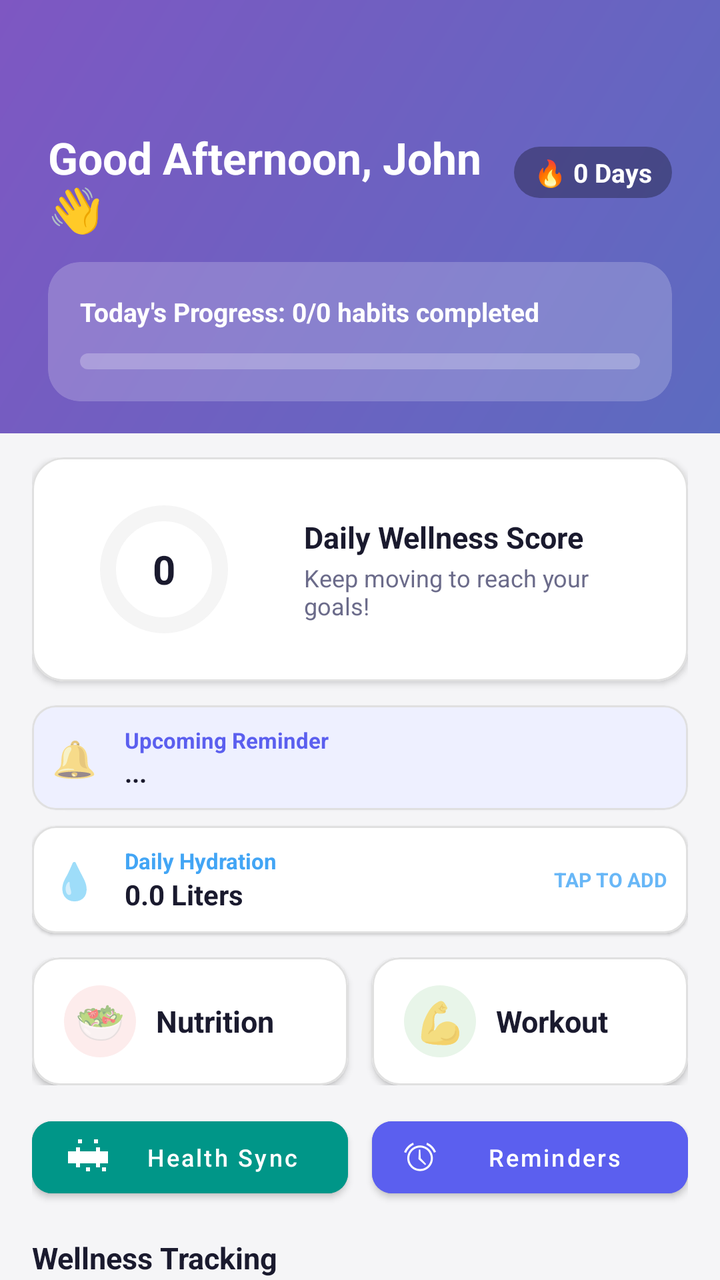
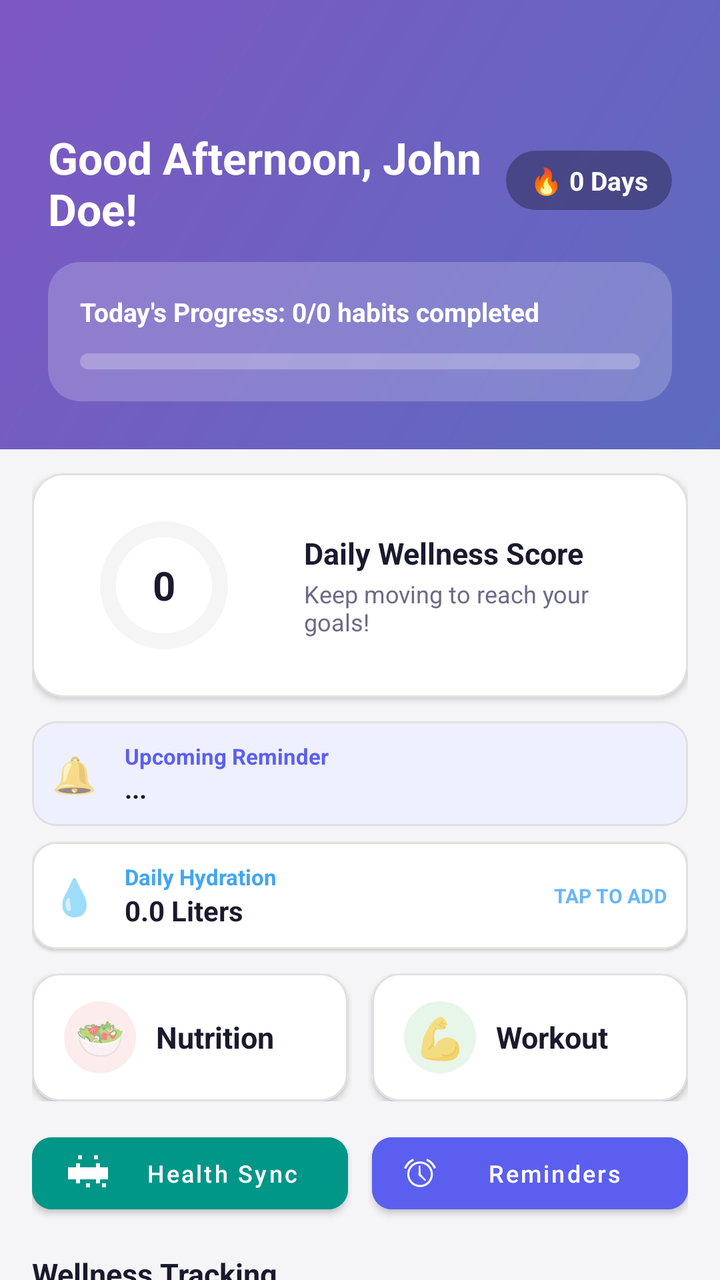

Screens rendered from an Android XML layout before and after an edit, with the pre-edit source and the edit as a unified diff.
<!-- AndroidManifest.xml: application theme Theme.DailyRoutine -->
<!-- res/layout/activity_main.xml -->
<?xml version="1.0" encoding="utf-8"?>
<androidx.coordinatorlayout.widget.CoordinatorLayout xmlns:android="http://schemas.android.com/apk/res/android"
    xmlns:app="http://schemas.android.com/apk/res-auto"
    android:layout_width="match_parent"
    android:layout_height="match_parent"
    android:background="@color/bgPage">

    <com.google.android.material.appbar.AppBarLayout
        android:layout_width="match_parent"
        android:layout_height="wrap_content"
        android:background="@android:color/transparent"
        app:elevation="0dp">

        <LinearLayout
            android:layout_width="match_parent"
            android:layout_height="wrap_content"
            android:orientation="vertical"
            android:paddingHorizontal="24dp"
            android:paddingTop="64dp"
            android:paddingBottom="16dp"
            android:background="@drawable/bg_home_header">

            <LinearLayout
                android:layout_width="match_parent"
                android:layout_height="wrap_content"
                android:orientation="horizontal"
                android:gravity="top">
                <TextView
                    android:id="@+id/tvGreeting"
                    android:layout_width="0dp"
                    android:layout_height="wrap_content"
                    android:layout_weight="1"
                    android:text="Good Afternoon, John 👋"
                    android:textSize="22sp"
                    android:textStyle="bold"
                    android:textColor="@android:color/white"
                    android:maxLines="2"
                    android:layout_marginEnd="12dp"
                    android:clickable="true"
                    android:focusable="true"
                    android:foreground="?attr/selectableItemBackground"/>
                <TextView
                    android:id="@+id/tvStreak"
                    android:layout_width="wrap_content"
                    android:layout_height="wrap_content"
                    android:layout_marginTop="4dp"
                    android:text="🔥 0 Days"
                    android:textColor="@android:color/white"
                    android:textStyle="bold"
                    android:textSize="13sp"
                    android:background="@drawable/bg_chip"
                    android:backgroundTint="#4D000000"
                    android:paddingHorizontal="10dp"
                    android:paddingVertical="4dp"/>
            </LinearLayout>

            <com.google.android.material.card.MaterialCardView
                android:id="@+id/cardProgress"
                android:layout_width="match_parent"
                android:layout_height="wrap_content"
                android:layout_marginTop="12dp"
                app:cardCornerRadius="16dp"
                app:cardElevation="0dp"
                app:cardBackgroundColor="#33FFFFFF"
                android:clickable="true"
                android:focusable="true"
                app:rippleColor="#4DFFFFFF">

                <LinearLayout
                    android:layout_width="match_parent"
                    android:layout_height="wrap_content"
                    android:orientation="vertical"
                    android:padding="16dp">

                    <TextView
                        android:id="@+id/tvHabitProgress"
                        android:layout_width="wrap_content"
                        android:layout_height="wrap_content"
                        android:text="Today's Progress: 0/0 habits completed"
                        android:textColor="@android:color/white"
                        android:textSize="13sp"
                        android:textStyle="bold" />

                    <com.google.android.material.progressindicator.LinearProgressIndicator
                        android:id="@+id/progressHabits"
                        android:layout_width="match_parent"
                        android:layout_height="wrap_content"
                        android:layout_marginTop="12dp"
                        android:progress="0"
                        app:trackColor="#40FFFFFF"
                        app:indicatorColor="@android:color/white"
                        app:trackThickness="8dp"
                        app:trackCornerRadius="4dp" />

                </LinearLayout>
            </com.google.android.material.card.MaterialCardView>

        </LinearLayout>

    </com.google.android.material.appbar.AppBarLayout>

    <androidx.core.widget.NestedScrollView
        android:layout_width="match_parent"
        android:layout_height="match_parent"
        android:fillViewport="true"
        app:layout_behavior="@string/appbar_scrolling_view_behavior">

        <LinearLayout
            android:layout_width="match_parent"
            android:layout_height="match_parent"
            android:orientation="vertical"
            android:paddingHorizontal="16dp"
            android:paddingTop="12dp"
            android:paddingBottom="48dp">

            
            <com.google.android.material.card.MaterialCardView
                android:id="@+id/cardWellnessScore"
                android:layout_width="match_parent"
                android:layout_height="wrap_content"
                android:layout_marginBottom="12dp"
                app:cardCornerRadius="16dp"
                app:cardElevation="2dp"
                app:cardBackgroundColor="@color/cardBg"
                app:strokeWidth="1dp"
                app:strokeColor="@color/cardStroke">
                <LinearLayout
                    android:layout_width="match_parent"
                    android:layout_height="wrap_content"
                    android:orientation="horizontal"
                    android:padding="16dp"
                    android:gravity="center_vertical">

                    <RelativeLayout
                        android:layout_width="100dp"
                        android:layout_height="80dp">
                        <com.google.android.material.progressindicator.CircularProgressIndicator
                            android:id="@+id/progressWellness"
                            android:layout_width="wrap_content"
                            android:layout_height="wrap_content"
                            android:layout_centerInParent="true"
                            android:progress="0"
                            app:indicatorSize="64dp"
                            app:trackThickness="8dp"
                            app:indicatorColor="@color/healthSync"
                            app:trackColor="#F5F5F5"
                            app:trackCornerRadius="4dp"/>
                        <TextView
                            android:id="@+id/tvWellnessScore"
                            android:layout_width="wrap_content"
                            android:layout_height="wrap_content"
                            android:layout_centerInParent="true"
                            android:text="0"
                            android:textSize="20sp"
                            android:textStyle="bold"
                            android:textColor="@color/textPrimary"
                            android:gravity="center"/>
                    </RelativeLayout>

                    <LinearLayout
                        android:layout_width="0dp"
                        android:layout_height="wrap_content"
                        android:layout_weight="1"
                        android:layout_marginStart="20dp"
                        android:orientation="vertical">
                        <TextView
                            android:layout_width="wrap_content"
                            android:layout_height="wrap_content"
                            android:text="Daily Wellness Score"
                            android:textSize="15sp"
                            android:textStyle="bold"
                            android:textColor="@color/textPrimary"/>
                        <TextView
                            android:id="@+id/tvWellnessMsg"
                            android:layout_width="wrap_content"
                            android:layout_height="wrap_content"
                            android:layout_marginTop="2dp"
                            android:text="Keep moving to reach your goals!"
                            android:textSize="12sp"
                            android:textColor="@color/textSecondary"/>
                    </LinearLayout>
                </LinearLayout>
            </com.google.android.material.card.MaterialCardView>

            
            <com.google.android.material.card.MaterialCardView
                android:id="@+id/cardUpcoming"
                android:layout_width="match_parent"
                android:layout_height="wrap_content"
                android:layout_marginBottom="8dp"
                app:cardCornerRadius="12dp"
                app:cardElevation="1dp"
                app:cardBackgroundColor="@color/primaryLight"
                app:strokeWidth="1dp"
                app:strokeColor="@color/cardStroke">
                <LinearLayout
                    android:layout_width="match_parent"
                    android:layout_height="wrap_content"
                    android:padding="10dp"
                    android:gravity="center_vertical"
                    android:orientation="horizontal">
                    <TextView android:layout_width="wrap_content" android:layout_height="wrap_content" android:text="🔔" android:textSize="18sp"/>
                    <LinearLayout android:layout_width="0dp" android:layout_height="wrap_content" android:layout_weight="1" android:layout_marginStart="14dp" android:orientation="vertical">
                        <TextView android:layout_width="wrap_content" android:layout_height="wrap_content" android:text="Upcoming Reminder" android:textSize="11sp" android:textStyle="bold" android:textColor="@color/primary"/>
                        <TextView android:id="@+id/tvUpcomingText" android:layout_width="wrap_content" android:layout_height="wrap_content" android:text="..." android:textSize="13sp" android:textStyle="bold" android:textColor="@color/textPrimary"/>
                    </LinearLayout>
                </LinearLayout>
            </com.google.android.material.card.MaterialCardView>

            <com.google.android.material.card.MaterialCardView
                android:id="@+id/cardWater"
                android:layout_width="match_parent"
                android:layout_height="wrap_content"
                android:layout_marginBottom="12dp"
                app:cardCornerRadius="12dp"
                app:cardElevation="1dp"
                app:cardBackgroundColor="@color/cardBg"
                app:strokeWidth="1dp"
                app:strokeColor="@color/cardStroke"
                android:clickable="true"
                android:focusable="true">
                <LinearLayout
                    android:layout_width="match_parent"
                    android:layout_height="wrap_content"
                    android:padding="10dp"
                    android:gravity="center_vertical"
                    android:orientation="horizontal">
                    <TextView android:layout_width="wrap_content" android:layout_height="wrap_content" android:text="💧" android:textSize="18sp"/>
                    <LinearLayout android:layout_width="0dp" android:layout_height="wrap_content" android:layout_weight="1" android:layout_marginStart="14dp" android:orientation="vertical">
                        <TextView android:layout_width="wrap_content" android:layout_height="wrap_content" android:text="Daily Hydration" android:textSize="11sp" android:textStyle="bold" android:textColor="@color/healthSleep"/>
                        <TextView android:id="@+id/tvValWater" android:layout_width="wrap_content" android:layout_height="wrap_content" android:text="0.0 Liters" android:textSize="14sp" android:textStyle="bold" android:textColor="@color/textPrimary"/>
                    </LinearLayout>
                    <TextView android:layout_width="wrap_content" android:layout_height="wrap_content" android:text="TAP TO ADD" android:textSize="10sp" android:textStyle="bold" android:textColor="@color/healthSleep" android:alpha="0.8"/>
                </LinearLayout>
            </com.google.android.material.card.MaterialCardView>

            
            <LinearLayout
                android:layout_width="match_parent"
                android:layout_height="64dp"
                android:orientation="horizontal"
                android:layout_marginBottom="12dp">
                <com.google.android.material.card.MaterialCardView
                    android:id="@+id/cardDiet"
                    android:layout_width="0dp"
                    android:layout_height="match_parent"
                    android:layout_weight="1"
                    android:layout_marginEnd="6dp"
                    app:cardCornerRadius="14dp"
                    app:cardElevation="2dp"
                    app:cardBackgroundColor="@color/cardBg"
                    app:strokeWidth="1dp"
                    app:strokeColor="@color/cardStroke"
                    app:rippleColor="@color/healthNutrition">
                    <LinearLayout android:layout_width="match_parent" android:layout_height="match_parent" android:orientation="horizontal" android:paddingHorizontal="16dp" android:gravity="center_vertical">
                        <TextView android:layout_width="36dp" android:layout_height="36dp" android:text="🥗" android:textSize="20sp" android:gravity="center" android:background="@drawable/bg_circle_diet"/>
                        <TextView android:layout_width="wrap_content" android:layout_height="wrap_content" android:layout_marginStart="10dp" android:text="Nutrition" android:textSize="15sp" android:textStyle="bold" android:textColor="@color/textPrimary"/>
                    </LinearLayout>
                </com.google.android.material.card.MaterialCardView>
                <com.google.android.material.card.MaterialCardView
                    android:id="@+id/cardWorkout"
                    android:layout_width="0dp"
                    android:layout_height="match_parent"
                    android:layout_weight="1"
                    android:layout_marginStart="6dp"
                    app:cardCornerRadius="14dp"
                    app:cardElevation="2dp"
                    app:cardBackgroundColor="@color/cardBg"
                    app:strokeWidth="1dp"
                    app:strokeColor="@color/cardStroke"
                    app:rippleColor="@color/healthWorkout">
                    <LinearLayout android:layout_width="match_parent" android:layout_height="match_parent" android:orientation="horizontal" android:paddingHorizontal="16dp" android:gravity="center_vertical">
                        <TextView android:layout_width="36dp" android:layout_height="36dp" android:text="💪" android:textSize="20sp" android:gravity="center" android:background="@drawable/bg_circle_workout"/>
                        <TextView android:layout_width="wrap_content" android:layout_height="wrap_content" android:layout_marginStart="10dp" android:text="Workout" android:textSize="15sp" android:textStyle="bold" android:textColor="@color/textPrimary"/>
                    </LinearLayout>
                </com.google.android.material.card.MaterialCardView>
            </LinearLayout>

            
            <LinearLayout
                android:layout_width="match_parent"
                android:layout_height="wrap_content"
                android:orientation="horizontal"
                android:layout_marginBottom="16dp">
                <com.google.android.material.button.MaterialButton
                    android:id="@+id/btnHealthSync"
                    android:layout_width="0dp"
                    android:layout_height="48dp"
                    android:layout_weight="1"
                    android:text="Health Sync"
                    app:icon="@drawable/ic_fitness_center"
                    app:iconTint="@android:color/white"
                    android:backgroundTint="@color/healthSync"
                    android:textColor="@android:color/white"
                    android:textSize="12sp"
                    android:textAllCaps="false"
                    app:cornerRadius="10dp"/>
                <Space android:layout_width="12dp" android:layout_height="wrap_content"/>
                <com.google.android.material.button.MaterialButton
                    android:id="@+id/btnReminders"
                    android:layout_width="0dp"
                    android:layout_height="48dp"
                    android:layout_weight="1"
                    android:text="Reminders"
                    app:icon="@android:drawable/ic_lock_idle_alarm"
                    android:backgroundTint="@color/primary"
                    android:textColor="@android:color/white"
                    android:textSize="12sp"
                    android:textAllCaps="false"
                    app:cornerRadius="10dp"/>
            </LinearLayout>

            
            <TextView
                android:layout_width="wrap_content"
                android:layout_height="wrap_content"
                android:text="Wellness Tracking"
                android:textSize="15sp"
                android:textStyle="bold"
                android:textColor="@color/textPrimary"
                android:layout_marginBottom="10dp"/>

            <LinearLayout
                android:layout_width="match_parent"
                android:layout_height="0dp"
                android:layout_weight="1"
                android:orientation="vertical">

                <LinearLayout
                    android:layout_width="match_parent"
                    android:layout_height="0dp"
                    android:layout_weight="1"
                    android:orientation="horizontal">
                    <com.google.android.material.card.MaterialCardView
                        android:id="@+id/cardWalking"
                        android:layout_width="0dp"
                        android:layout_height="match_parent"
                        android:layout_weight="1"
                        android:layout_margin="4dp"
                        app:cardCornerRadius="16dp"
                        app:cardElevation="1dp"
                        app:strokeWidth="1dp"
                        app:strokeColor="@color/cardStroke"
                        app:cardBackgroundColor="@color/cardBg">
                        <LinearLayout android:layout_width="match_parent" android:layout_height="match_parent" android:orientation="vertical" android:padding="12dp" android:gravity="center">
                            <TextView android:layout_width="40dp" android:layout_height="40dp" android:text="🚶" android:textSize="20sp" android:gravity="center" android:background="@drawable/bg_circle_walking"/>
                            <TextView android:layout_width="wrap_content" android:layout_height="wrap_content" android:layout_marginTop="6dp" android:text="Step Tracker" android:textStyle="bold" android:textSize="13sp" android:textColor="@color/textPrimary" android:gravity="center"/>
                            <TextView android:id="@+id/tvValSteps" android:layout_width="wrap_content" android:layout_height="wrap_content" android:text="0" android:textSize="15sp" android:textStyle="bold" android:textColor="@color/healthWalking"/>
                        </LinearLayout>
                    </com.google.android.material.card.MaterialCardView>
                    <com.google.android.material.card.MaterialCardView
                        android:id="@+id/cardSleep"
                        android:layout_width="0dp"
                        android:layout_height="match_parent"
                        android:layout_weight="1"
                        android:layout_margin="4dp"
                        app:cardCornerRadius="16dp"
                        app:cardElevation="1dp"
                        app:strokeWidth="1dp"
                        app:strokeColor="@color/cardStroke"
                        app:cardBackgroundColor="@color/cardBg">
                        <LinearLayout android:layout_width="match_parent" android:layout_height="match_parent" android:orientation="vertical" android:padding="12dp" android:gravity="center">
                            <TextView android:layout_width="40dp" android:layout_height="40dp" android:text="😴" android:textSize="20sp" android:gravity="center" android:background="@drawable/bg_circle_sleep"/>
                            <TextView android:layout_width="wrap_content" android:layout_height="wrap_content" android:layout_marginTop="6dp" android:text="Sleep" android:textStyle="bold" android:textSize="13sp" android:textColor="@color/textPrimary" android:gravity="center"/>
                            <TextView android:id="@+id/tvValSleep" android:layout_width="wrap_content" android:layout_height="wrap_content" android:text="0h" android:textSize="15sp" android:textStyle="bold" android:textColor="@color/healthSleep"/>
                        </LinearLayout>
                    </com.google.android.material.card.MaterialCardView>
                </LinearLayout>

                <LinearLayout
                    android:layout_width="match_parent"
                    android:layout_height="0dp"
                    android:layout_weight="1"
                    android:orientation="horizontal">
                    <com.google.android.material.card.MaterialCardView
                        android:id="@+id/cardCalories"
                        android:layout_width="0dp"
                        android:layout_height="match_parent"
                        android:layout_weight="1"
                        android:layout_margin="4dp"
                        app:cardCornerRadius="16dp"
                        app:cardElevation="1dp"
                        app:strokeWidth="1dp"
                        app:strokeColor="@color/cardStroke"
                        app:cardBackgroundColor="@color/cardBg">
                        <LinearLayout android:layout_width="match_parent" android:layout_height="match_parent" android:orientation="vertical" android:padding="12dp" android:gravity="center">
                            <TextView android:layout_width="40dp" android:layout_height="40dp" android:text="🔥" android:textSize="20sp" android:gravity="center" android:background="@drawable/bg_circle_calories"/>
                            <TextView android:layout_width="wrap_content" android:layout_height="wrap_content" android:layout_marginTop="6dp" android:text="Calories" android:textStyle="bold" android:textSize="13sp" android:textColor="@color/textPrimary" android:gravity="center"/>
                            <TextView android:id="@+id/tvValCalories" android:layout_width="wrap_content" android:layout_height="wrap_content" android:text="0" android:textSize="15sp" android:textStyle="bold" android:textColor="@color/healthCalories"/>
                        </LinearLayout>
                    </com.google.android.material.card.MaterialCardView>
                    <com.google.android.material.card.MaterialCardView
                        android:id="@+id/cardWeight"
                        android:layout_width="0dp"
                        android:layout_height="match_parent"
                        android:layout_weight="1"
                        android:layout_margin="4dp"
                        app:cardCornerRadius="16dp"
                        app:cardElevation="1dp"
                        app:strokeWidth="1dp"
                        app:strokeColor="@color/cardStroke"
                        app:cardBackgroundColor="@color/cardBg">
                        <LinearLayout android:layout_width="match_parent" android:layout_height="match_parent" android:orientation="vertical" android:padding="12dp" android:gravity="center">
                            <TextView android:layout_width="40dp" android:layout_height="40dp" android:text="⚖️" android:textSize="20sp" android:gravity="center" android:background="@drawable/bg_circle_weight"/>
                            <TextView android:layout_width="wrap_content" android:layout_height="wrap_content" android:layout_marginTop="6dp" android:text="Weight" android:textStyle="bold" android:textSize="13sp" android:textColor="@color/textPrimary" android:gravity="center"/>
                            <TextView android:id="@+id/tvValWeight" android:layout_width="wrap_content" android:layout_height="wrap_content" android:text="0 kg" android:textSize="15sp" android:textStyle="bold" android:textColor="@color/healthWeight"/>
                        </LinearLayout>
                    </com.google.android.material.card.MaterialCardView>
                </LinearLayout>
            </LinearLayout>

        </LinearLayout>
    </androidx.core.widget.NestedScrollView>

</androidx.coordinatorlayout.widget.CoordinatorLayout>
<!-- resources referenced by this layout -->
<resources>
  <color name="bgPage">#F5F5F7</color>
  <color name="cardBg">#FFFFFF</color>
  <color name="cardStroke">#E0E0E0</color>
  <color name="healthCalories">#EC407A</color>
  <color name="healthNutrition">#4CAF50</color>
  <color name="healthSleep">#42A5F5</color>
  <color name="healthSync">#009688</color>
  <color name="healthWalking">#26A69A</color>
  <color name="healthWeight">#78909C</color>
  <color name="healthWorkout">#FF9800</color>
  <color name="primary">#5B5FEF</color>
  <color name="primaryLight">#EEF0FF</color>
  <color name="textPrimary">#1A1A2E</color>
  <color name="textSecondary">#6B6B8A</color>
  <!-- drawable bg_chip (drawable) -->
  <?xml version="1.0" encoding="utf-8"?>
  <shape xmlns:android="http://schemas.android.com/apk/res/android"
      android:shape="rectangle">
      <solid android:color="@color/primary"/>
      <corners android:radius="20dp"/>
  </shape>
  <!-- drawable bg_circle_calories (drawable) -->
  <?xml version="1.0" encoding="utf-8"?>
  <shape xmlns:android="http://schemas.android.com/apk/res/android"
      android:shape="oval">
      <solid android:color="#FCE4EC"/>
  </shape>
  <!-- drawable bg_circle_diet (drawable) -->
  <?xml version="1.0" encoding="utf-8"?>
  <shape xmlns:android="http://schemas.android.com/apk/res/android"
      android:shape="oval">
      <solid android:color="#FDECEC"/>
  </shape>
  <!-- drawable bg_circle_sleep (drawable) -->
  <?xml version="1.0" encoding="utf-8"?>
  <shape xmlns:android="http://schemas.android.com/apk/res/android"
      android:shape="oval">
      <solid android:color="#E3F2FD"/>
  </shape>
  <!-- drawable bg_circle_walking (drawable) -->
  <?xml version="1.0" encoding="utf-8"?>
  <shape xmlns:android="http://schemas.android.com/apk/res/android"
      android:shape="oval">
      <solid android:color="#E0F2F1"/>
  </shape>
  <!-- drawable bg_circle_weight (drawable) -->
  <?xml version="1.0" encoding="utf-8"?>
  <shape xmlns:android="http://schemas.android.com/apk/res/android"
      android:shape="oval">
      <solid android:color="#ECEFF1"/>
  </shape>
  <!-- drawable bg_circle_workout (drawable) -->
  <?xml version="1.0" encoding="utf-8"?>
  <shape xmlns:android="http://schemas.android.com/apk/res/android"
      android:shape="oval">
      <solid android:color="#E8F5E9"/>
  </shape>
  <!-- drawable bg_home_header (drawable) -->
  <?xml version="1.0" encoding="utf-8"?>
  <shape xmlns:android="http://schemas.android.com/apk/res/android"
      android:shape="rectangle">
      <gradient
          android:angle="135"
          android:startColor="#5C6BC0"
          android:endColor="#7E57C2"
          android:type="linear" />
  </shape>
  <!-- drawable ic_fitness_center (drawable) -->
  <vector xmlns:android="http://schemas.android.com/apk/res/android"
      android:width="24dp"
      android:height="24dp"
      android:viewportWidth="24"
      android:viewportHeight="24">
    <path
        android:fillColor="#FF000000"
        android:pathData="M7,5h2L9,3L7,3L7,5zM15,5h2L17,3h-2L15,5zM11,19h2v-2h-2L11,19zM19,19h2v-2h-2L19,19zM22,9h-4L18,7h-2L16,9L8,9L8,7L6,7L6,9L2,9L2,15h4L6,17h2L8,15h8L16,17h2L18,15h4L22,9z"/>
  </vector>
  <style name="Theme.DailyRoutine" parent="Theme.MaterialComponents.DayNight.NoActionBar">
          <item name="colorPrimary">@color/primary</item>
          <item name="colorPrimaryVariant">@color/primaryDark</item>
          <item name="colorOnPrimary">@android:color/white</item>
          <item name="colorSecondary">@color/accent</item>
          <item name="colorOnSecondary">@android:color/white</item>
          <item name="android:windowBackground">@color/bgPage</item>
          <item name="android:statusBarColor">@color/statusBar</item>
          <item name="android:navigationBarColor">@color/primaryDark</item>
          
          <item name="dialogCornerRadius">16dp</item>
      </style>
  <color name="primaryDark">#3F41C2</color>
  <color name="accent">#7E57C2</color>
  <color name="statusBar">#5B5FEF</color>
</resources>

<!-- the commit's change to res/layout/activity_main.xml (unified diff, before → after) -->
@@ -17,7 +17,7 @@
             android:orientation="vertical"
             android:paddingHorizontal="24dp"
             android:paddingTop="64dp"
-            android:paddingBottom="16dp"
+            android:paddingBottom="24dp"
             android:background="@drawable/bg_home_header">
 
             <LinearLayout
@@ -30,7 +30,7 @@
                     android:layout_width="0dp"
                     android:layout_height="wrap_content"
                     android:layout_weight="1"
-                    android:text="Good Afternoon, John 👋"
+                    android:text="Good Afternoon, John Doe!"
                     android:textSize="22sp"
                     android:textStyle="bold"
                     android:textColor="@android:color/white"
@@ -43,15 +43,16 @@
                     android:id="@+id/tvStreak"
                     android:layout_width="wrap_content"
                     android:layout_height="wrap_content"
-                    android:layout_marginTop="4dp"
+                    android:layout_marginTop="8dp"
+                    android:layout_marginBottom="8dp"
                     android:text="🔥 0 Days"
                     android:textColor="@android:color/white"
                     android:textStyle="bold"
                     android:textSize="13sp"
                     android:background="@drawable/bg_chip"
                     android:backgroundTint="#4D000000"
-                    android:paddingHorizontal="10dp"
-                    android:paddingVertical="4dp"/>
+                    android:paddingHorizontal="12dp"
+                    android:paddingVertical="6dp"/>
             </LinearLayout>
 
             <com.google.android.material.card.MaterialCardView
@@ -111,7 +112,7 @@
             android:orientation="vertical"
             android:paddingHorizontal="16dp"
             android:paddingTop="12dp"
-            android:paddingBottom="48dp">
+            android:paddingBottom="80dp">
 
             
             <com.google.android.material.card.MaterialCardView
